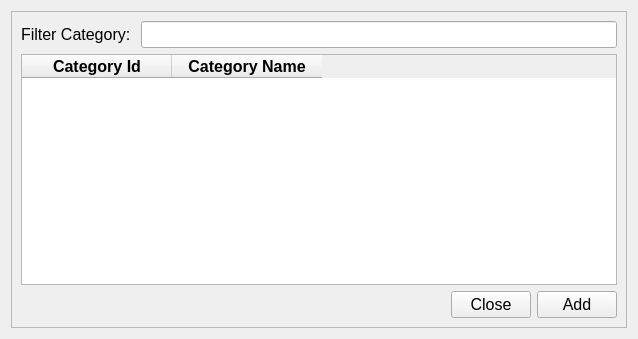
The window that ui/categories_dialog.ui (michael-halim/pos) describes before a commit, drawn with Qt 5.
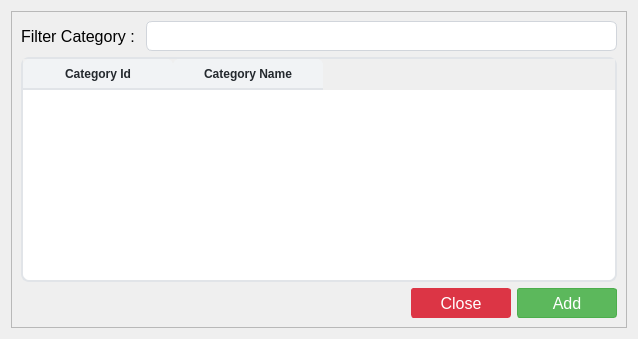
The same window after the commit.

Commit message: Patch#34: Added UI - Added UI for Table, Button, and Input - Fix some UI Behavior

What changed in the file:
```diff
--- a/ui/categories_dialog.ui
+++ b/ui/categories_dialog.ui
@@ -13,6 +13,34 @@
   <property name="windowTitle">
    <string>Categories Dialog</string>
   </property>
+  <property name="styleSheet">
+   <string notr="true">QLineEdit{
+	border: 1px solid #d1d5db;      /* Light gray border */
+    border-radius: 6px;             /* Rounded corners */
+    outline: none;                  /* Remove default outline */
+    color: #333;                    /* Text color */
+    background-color: #fff;       /* Light gray background */
+    
+}
+
+QLineEdit:focus {
+    border: 1px solid #93c5fd;       /* Blue border on focus */
+    background-color: #ffffff;       /* White background when focused */
+}
+
+QPushButton {
+    text-align: center;
+    white-space: nowrap;
+    vertical-align: middle;
+    border: 1px solid transparent;
+    padding: 0.375rem 0.75rem;
+    line-height: 1.5;
+    border-radius: 3px;
+    margin: 0.25rem;
+	opacity: 0.55;
+
+}</string>
+  </property>
   <layout class="QGridLayout" name="gridLayout_2">
    <item row="0" column="0">
     <widget class="QFrame" name="frame">
@@ -31,6 +59,12 @@
            <layout class="QHBoxLayout" name="horizontalLayout_4">
             <item>
              <widget class="QLabel" name="filter_categories_dialog_label">
+              <property name="minimumSize">
+               <size>
+                <width>0</width>
+                <height>30</height>
+               </size>
+              </property>
               <property name="maximumSize">
                <size>
                 <width>16777215</width>
@@ -43,7 +77,7 @@
                </font>
               </property>
               <property name="text">
-               <string>Filter Category: </string>
+               <string>Filter Category : </string>
               </property>
               <property name="alignment">
                <set>Qt::AlignLeading|Qt::AlignLeft|Qt::AlignVCenter</set>
@@ -55,7 +89,7 @@
               <property name="minimumSize">
                <size>
                 <width>0</width>
-                <height>0</height>
+                <height>30</height>
                </size>
               </property>
               <property name="maximumSize">
@@ -87,6 +121,75 @@
               <height>16777215</height>
              </size>
             </property>
+            <property name="styleSheet">
+             <string notr="true">QTableWidget {
+            background-color: #ffffff;
+            alternate-background-color: #f5f8fa;
+            border: 2px solid #e1e4e8;
+            border-radius: 8px;
+            gridline-color: #e1e4e8;
+            selection-background-color: #0366d6;
+            selection-color: #ffffff;
+        }
+        
+        QTableWidget::item {
+            border-bottom: 1px solid #e1e4e8;
+			padding: 6px;
+        }
+        
+        QTableWidget::item:selected {
+            background-color: #0366d6;
+			border: none; /* Remove any border on selected items */
+        }
+
+        QTableWidget::item:focus {
+            border: none; /* Remove the focus border */
+            outline: none; /* Remove the focus outline */
+        }
+
+        QHeaderView::section {
+            background-color: #f1f3f5;
+            color: #24292e;
+            font-weight: bold;
+            border: none;
+            border-bottom: 2px solid #e1e4e8;
+            padding: 3px;
+            border-top-left-radius: 6px;
+            border-top-right-radius: 6px;
+        }
+        
+        QTableWidget QScrollBar:vertical {
+            border: none;
+            background: #f1f3f5;
+            width: 10px;
+            border-radius: 5px;
+        }
+        
+        QTableWidget QScrollBar::handle:vertical {
+            background: #c0c0c0;
+            border-radius: 5px;
+        }
+        
+        QTableWidget QScrollBar::handle:vertical:hover {
+            background: #a0a0a0;
+        }
+        
+        QTableWidget QScrollBar:horizontal {
+            border: none;
+            background: #f1f3f5;
+            height: 10px;
+            border-radius: 5px;
+        }
+        
+        QTableWidget QScrollBar::handle:horizontal {
+            background: #c0c0c0;
+            border-radius: 5px;
+        }
+        
+        QTableWidget QScrollBar::handle:horizontal:hover {
+            background: #a0a0a0;
+        }</string>
+            </property>
             <property name="sortingEnabled">
              <bool>true</bool>
             </property>
@@ -142,11 +245,28 @@
             </item>
             <item>
              <widget class="QPushButton" name="close_categories_dialog_button">
+              <property name="minimumSize">
+               <size>
+                <width>100</width>
+                <height>30</height>
+               </size>
+              </property>
               <property name="font">
                <font>
                 <pointsize>12</pointsize>
                </font>
               </property>
+              <property name="styleSheet">
+               <string notr="true">QPushButton {
+    color: #fff;
+    background-color: #dc3545;
+    border-color: #dc3545;
+}
+QPushButton:hover {
+    background-color: #bb2d3b;
+    border-color: #b02a37;
+}</string>
+              </property>
               <property name="text">
                <string>Close</string>
               </property>
@@ -154,11 +274,34 @@
             </item>
             <item>
              <widget class="QPushButton" name="add_categories_dialog_button">
+              <property name="minimumSize">
+               <size>
+                <width>100</width>
+                <height>30</height>
+               </size>
+              </property>
               <property name="font">
                <font>
                 <pointsize>12</pointsize>
                </font>
               </property>
+              <property name="styleSheet">
+               <string notr="true">QPushButton {
+    color: #fff;
+    background-color: #5cb85c;
+    border-color: #4cae4c;
+}
+QPushButton:hover {
+    background-color: #4cae4c;
+    border-color: #419641;
+}
+QPushButton:disabled {
+    background-color: #a3d7a3;
+    border-color: #a3d7a3;
+    color: #e8f5e8;
+}
+</string>
+              </property>
               <property name="text">
                <string>Add</string>
               </property>
```
The commit also changes 35 other files.
